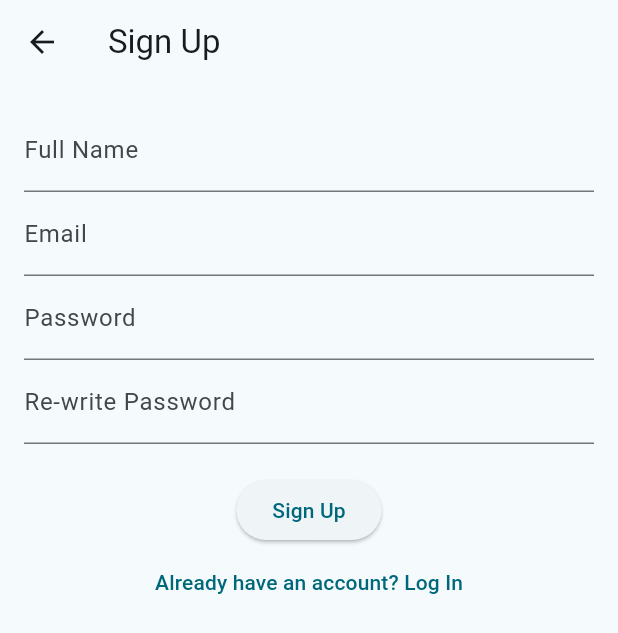
After one commit to braeson-nyahera/Mindmate, a Flutter app: the screen it shows after launch, after a tap on "Don't have an account? Sign Up", after a tap on "Sign Up", on a phone screen of 412 x 824 dp. The commit adds this screen. Shown: the top 633 px of the screen. Run offline on Flutter 3.47's test engine with Material 3 defaults, Android fonts, the light colour scheme and no system bars; our stand-ins replace cloud_firestore, firebase_auth, firebase_core; accounts and stored records are empty.

Commit message:
added sign up and signin

```diff
--- a/lib/forum.dart
+++ b/lib/forum.dart
@@ -1,9 +1,13 @@
+import 'package:cloud_firestore/cloud_firestore.dart';
 import 'package:flutter/material.dart';
 import 'package:mindmate/components.dart';
 import 'package:mindmate/top_bar.dart';
 
 class ForumsWidget extends StatefulWidget {
-  const ForumsWidget({super.key});
+  ForumsWidget({super.key});
+
+  final CollectionReference discussions =
+      FirebaseFirestore.instance.collection('discussions');
 
   @override
   State<ForumsWidget> createState() => _ForumsWidgetState();
--- a/lib/main.dart
+++ b/lib/main.dart
@@ -1,7 +1,21 @@
+import 'package:cloud_firestore/cloud_firestore.dart';
+import 'package:firebase_core/firebase_core.dart';
 import 'package:flutter/material.dart';
+import 'package:mindmate/firebase_options.dart';
+import 'package:mindmate/users/login.dart';
+import 'package:mindmate/users/signup_screen.dart';
 import 'home.dart';
 
-void main() {
+void main() async {
+  WidgetsFlutterBinding.ensureInitialized();
+  await Firebase.initializeApp(
+    options: DefaultFirebaseOptions.currentPlatform,
+  );
+
+  // Test Firestore connection
+  FirebaseFirestore firestore = FirebaseFirestore.instance;
+  await firestore.collection('test').add({'message': 'Hello from Mindmate!'});
+  print("Firebase Initialized Successfully");
   runApp(const MyApp());
 }
 
@@ -12,12 +26,20 @@
   @override
   Widget build(BuildContext context) {
     return MaterialApp(
+      debugShowCheckedModeBanner: false,
       title: 'Flutter Demo',
       theme: ThemeData(
-        colorScheme: ColorScheme.fromSeed(seedColor: const Color.fromARGB(255, 18, 156, 184)),
+        colorScheme: ColorScheme.fromSeed(
+            seedColor: const Color.fromARGB(255, 18, 156, 184)),
         useMaterial3: true,
       ),
-      home: const MyHomePage(title: 'MindMate'),
+      home: MyHomePage(title: 'MindMate'),
+      initialRoute: '/login',
+      routes: {
+        '/login': (context) => LoginScreen(),
+        '/signup': (context) => SignUpScreen(),
+        '/home': (context) => MyHomePage(title: 'Mindmate'),
+      },
     );
   }
 }
--- a/lib/top_bar.dart
+++ b/lib/top_bar.dart
@@ -1,13 +1,24 @@
 import 'package:flutter/material.dart';
+import 'package:mindmate/users/authservice.dart';
 
 class TopBar extends StatelessWidget implements PreferredSizeWidget {
   final String title;
+  final AuthService authService = AuthService();
 
-  const TopBar({super.key, required this.title});
+  TopBar({super.key, required this.title});
 
   @override
   Widget build(BuildContext context) {
     return AppBar(
+      actions: [
+        IconButton(
+          icon: Icon(Icons.logout),
+          onPressed: () {
+            authService.signOut();
+            Navigator.pushReplacementNamed(context, '/login');
+          },
+        )
+      ],
       backgroundColor: const Color.fromARGB(255, 127, 194, 225),
       title: Center(
         child: Text(
--- /dev/null
+++ b/lib/users/authservice.dart
@@ -0,0 +1,44 @@
+import 'package:firebase_auth/firebase_auth.dart';
+
+class AuthService {
+  final FirebaseAuth _auth = FirebaseAuth.instance;
+
+  // Sign Up
+  Future<User?> signUp(String email, String password) async {
+    try {
+      UserCredential userCredential =
+          await _auth.createUserWithEmailAndPassword(
+        email: email,
+        password: password,
+      );
+      return userCredential.user;
+    } catch (e) {
+      print("Sign Up Error: $e");
+      return null;
+    }
+  }
+
+  // Sign In
+  Future<User?> signIn(String email, String password) async {
+    try {
+      UserCredential userCredential = await _auth.signInWithEmailAndPassword(
+        email: email,
+        password: password,
+      );
+      return userCredential.user;
+    } catch (e) {
+      print("Sign In Error: $e");
+      return null;
+    }
+  }
+
+  // Sign Out
+  Future<void> signOut() async {
+    await _auth.signOut();
+  }
+
+  // Get Current User
+  User? getCurrentUser() {
+    return _auth.currentUser;
+  }
+}
--- /dev/null
+++ b/lib/users/login.dart
@@ -0,0 +1,65 @@
+import 'package:firebase_auth/firebase_auth.dart';
+import 'package:flutter/material.dart';
+import 'authservice.dart';
+
+class LoginScreen extends StatefulWidget {
+  const LoginScreen({super.key});
+
+  @override
+  _LoginScreenState createState() => _LoginScreenState();
+}
+
+class _LoginScreenState extends State<LoginScreen> {
+  final TextEditingController emailController = TextEditingController();
+  final TextEditingController passwordController = TextEditingController();
+  final AuthService authService = AuthService();
+
+  void signIn() async {
+    String email = emailController.text.trim();
+    String password = passwordController.text.trim();
+
+    if (email.isNotEmpty && password.isNotEmpty) {
+      User? user = await authService.signIn(email, password);
+      if (user != null) {
+        print("User Logged In: ${user.email}");
+        Navigator.pushReplacementNamed(context, '/home');
+      } else {
+        print("Login Failed");
+      }
+    }
+  }
+
+  @override
+  Widget build(BuildContext context) {
+    return Scaffold(
+      appBar: AppBar(title: Text("Login")),
+      body: Padding(
+        padding: const EdgeInsets.all(16.0),
+        child: Column(
+          children: [
+            TextField(
+              controller: emailController,
+              decoration: InputDecoration(labelText: "Email"),
+            ),
+            TextField(
+              controller: passwordController,
+              decoration: InputDecoration(labelText: "Password"),
+              obscureText: true,
+            ),
+            SizedBox(height: 20),
+            ElevatedButton(
+              onPressed: signIn,
+              child: Text("Login"),
+            ),
+            TextButton(
+              onPressed: () {
+                Navigator.pushReplacementNamed(context, '/signup');
+              },
+              child: Text("Don't have an account? Sign Up"),
+            ),
+          ],
+        ),
+      ),
+    );
+  }
+}
--- /dev/null
+++ b/lib/users/signup_screen.dart
@@ -0,0 +1,90 @@
+import 'package:cloud_firestore/cloud_firestore.dart';
+import 'package:flutter/material.dart';
+import 'package:firebase_auth/firebase_auth.dart';
+import 'package:mindmate/users/authservice.dart';
+
+class SignUpScreen extends StatefulWidget {
+  const SignUpScreen({super.key});
+
+  @override
+  _SignUpScreenState createState() => _SignUpScreenState();
+}
+
+class _SignUpScreenState extends State<SignUpScreen> {
+  final TextEditingController nameController = TextEditingController();
+  final TextEditingController emailController = TextEditingController();
+  final TextEditingController password1Controller = TextEditingController();
+  final TextEditingController password2Controller = TextEditingController();
+  final AuthService authService = AuthService();
+  final CollectionReference users =
+      FirebaseFirestore.instance.collection('users');
+
+  void signUp() async {
+    String email = emailController.text.trim();
+    String password1 = password1Controller.text.trim();
+    String name = nameController.text.trim();
+    String password2 = password2Controller.text.trim();
+
+    if (email.isNotEmpty &&
+        password1.isNotEmpty &&
+        password2.isNotEmpty &&
+        password1 == password2) {
+      User? user = await authService.signUp(email, password1);
+
+      if (user != null) {
+        await users.add({
+          'user_id': user.uid,
+          'name': name,
+          'email': email,
+        });
+        print("User Signed Up: ${user.email}");
+        Navigator.pushReplacementNamed(context, '/home');
+      } else {
+        print("Sign Up Failed");
+      }
+    }
+  }
+
+  @override
+  Widget build(BuildContext context) {
+    return Scaffold(
+      appBar: AppBar(title: Text("Sign Up")),
+      body: Padding(
+        padding: const EdgeInsets.all(16.0),
+        child: Column(
+          children: [
+            TextField(
+              controller: nameController,
+              decoration: InputDecoration(labelText: "Full Name"),
+            ),
+            TextField(
+              controller: emailController,
+              decoration: InputDecoration(labelText: "Email"),
+            ),
+            TextField(
+              controller: password1Controller,
+              decoration: InputDecoration(labelText: "Password"),
+              obscureText: true,
+            ),
+            TextField(
+              controller: password2Controller,
+              decoration: InputDecoration(labelText: "Re-write Password"),
+              obscureText: true,
+            ),
+            SizedBox(height: 20),
+            ElevatedButton(
+              onPressed: signUp,
+              child: Text("Sign Up"),
+            ),
+            TextButton(
+              onPressed: () {
+                Navigator.pushReplacementNamed(context, '/login');
+              },
+              child: Text("Already have an account? Log In"),
+            ),
+          ],
+        ),
+      ),
+    );
+  }
+}
--- a/pubspec.yaml
+++ b/pubspec.yaml
@@ -34,6 +34,10 @@
   # The following adds the Cupertino Icons font to your application.
   # Use with the CupertinoIcons class for iOS style icons.
   cupertino_icons: ^1.0.8
+  firebase_core: ^3.12.1
+  cloud_firestore: ^5.6.5
+  firebase_auth: ^5.5.1
+  firebase_messaging: ^15.2.4
 
 dev_dependencies:
   flutter_test:
```
Also changed, not shown: lib/components.dart (+13 -0 lines), lib/courses.dart (+46 -6 lines), lib/firebase_test.dart (added, +47 -0 lines), firebase.json (added), lib/firebase_options.dart (added), pubspec.lock, 9 other files.
